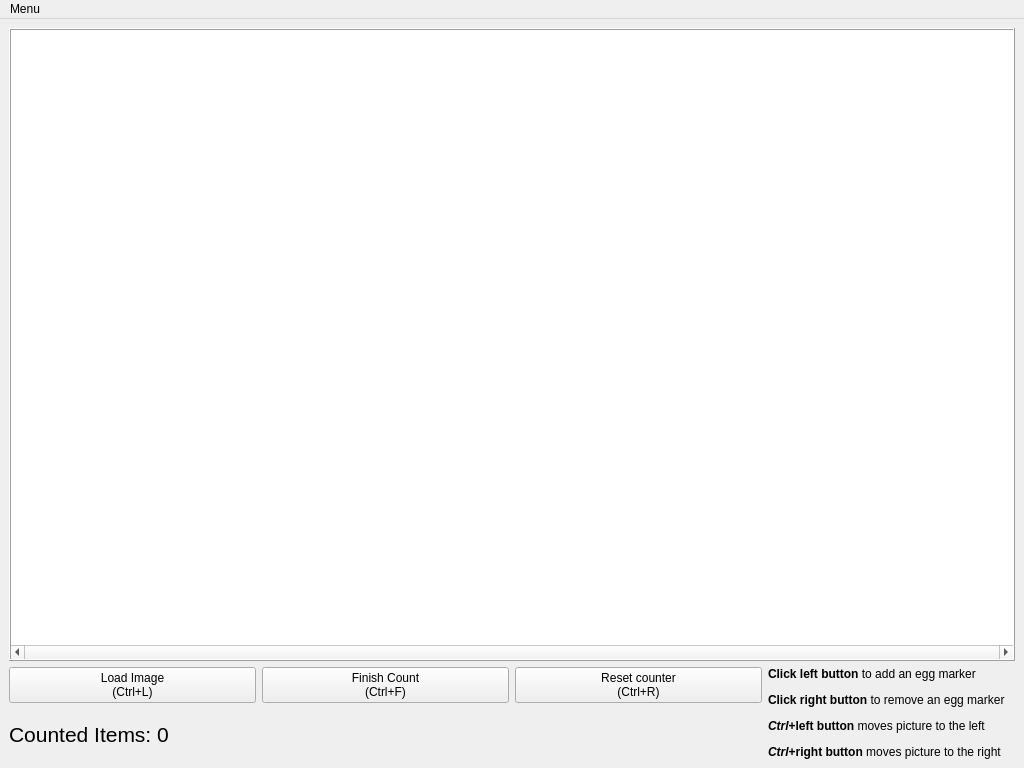
First picture: the form in ui_and_ts/counter_gui.ui, repository jtornero/TheEggCounter, before the edit.
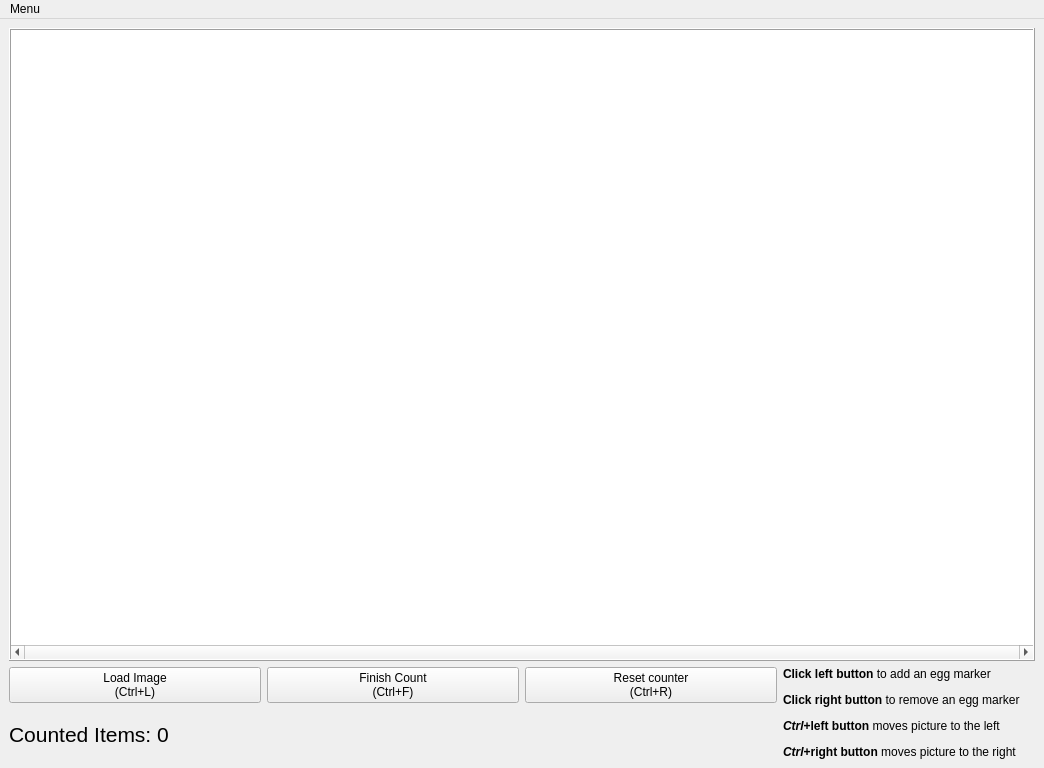
Second picture: the form after the edit.

The edit to the form file:
```diff
--- a/ui_and_ts/counter_gui.ui
+++ b/ui_and_ts/counter_gui.ui
@@ -6,7 +6,7 @@
    <rect>
     <x>0</x>
     <y>0</y>
-    <width>1024</width>
+    <width>1044</width>
     <height>768</height>
    </rect>
   </property>
@@ -24,8 +24,8 @@
   </property>
   <property name="maximumSize">
    <size>
-    <width>1280</width>
-    <height>1024</height>
+    <width>1920</width>
+    <height>1080</height>
    </size>
   </property>
   <property name="windowTitle">
@@ -46,8 +46,8 @@
       </property>
       <property name="maximumSize">
        <size>
-        <width>1250</width>
-        <height>768</height>
+        <width>1880</width>
+        <height>800</height>
        </size>
       </property>
       <property name="baseSize">
@@ -126,8 +126,8 @@
     <rect>
      <x>0</x>
      <y>0</y>
-     <width>1024</width>
-     <height>21</height>
+     <width>1044</width>
+     <height>30</height>
     </rect>
    </property>
    <widget class="QMenu" name="menuMenu">
```
